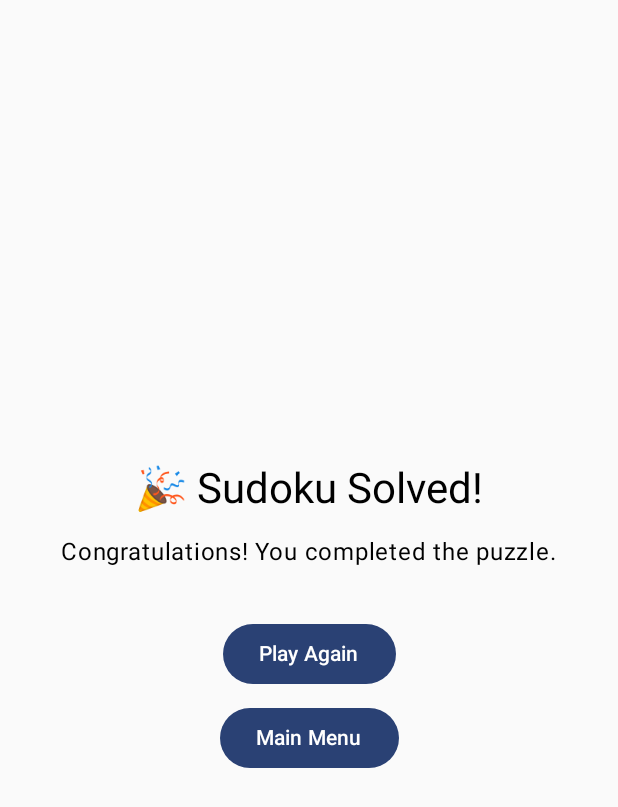
After one commit to kotborisvchemsecret-cpu/Neat_Sudoku, an Android app built with Jetpack Compose: the WinScreen screen opened through its navigation route, on a phone screen of 412 x 824 dp. The commit adds this screen. Shown: the top 807 px of the screen. Run offline under Robolectric (Android 15) with nearby library versions, the phone set to English and light mode, and no system bars.

Commit message:
pencil marks locking digits win screen

```diff
--- a/app/src/main/java/com/example/neatsudoku/domain/model/SudokuCell.kt
+++ b/app/src/main/java/com/example/neatsudoku/domain/model/SudokuCell.kt
@@ -1,10 +1,9 @@
 package com.example.neatsudoku.domain.model
-
-import androidx.compose.material3.FabPosition
 
 data class SudokuCell (
     val value: Int?,
     val isGiven: Boolean,
     val row: Int,
-    val column: Int
+    val column: Int,
+    val pencilMarks: Set<Int> = emptySet()
 )
--- a/app/src/main/java/com/example/neatsudoku/ui/navigation/AppNavigation.kt
+++ b/app/src/main/java/com/example/neatsudoku/ui/navigation/AppNavigation.kt
@@ -7,7 +7,7 @@ import androidx.navigation.compose.composable
 import androidx.navigation.compose.rememberNavController
 import com.example.neatsudoku.ui.screens.game.GameScreen
 import com.example.neatsudoku.ui.screens.settings.SettingsScreen
-
+import com.example.neatsudoku.ui.screens.game.WinScreen
 
 @Composable
 fun AppNavigation() {
@@ -31,10 +31,26 @@ fun AppNavigation() {
             )
         }
         composable(Screen.Game.route) {
-            GameScreen()
+            GameScreen(onWin = {navController.navigate(Screen.Win.route){ launchSingleTop = true} })
         }
         composable(Screen.Settings.route) {
             SettingsScreen()
         }
+        composable(Screen.Win.route) {
+            WinScreen(
+                onPlayAgainClick = {
+                    navController.navigate(Screen.Game.route) {
+                        popUpTo(Screen.MainMenu.route)
+                        launchSingleTop = true
+                    }
+                },
+                onMainMenuClick = {
+                    navController.popBackStack(
+                        Screen.MainMenu.route,
+                        inclusive = false
+                    )
+                }
+            )
+        }
     }
 }
--- a/app/src/main/java/com/example/neatsudoku/ui/navigation/Screen.kt
+++ b/app/src/main/java/com/example/neatsudoku/ui/navigation/Screen.kt
@@ -1,9 +1,8 @@
 package com.example.neatsudoku.ui.navigation
-
-import androidx.compose.ui.text.font.FontVariation
 
 sealed class Screen(val route: String) {
     data object  MainMenu : Screen("main_menu")
     data object Game : Screen("game")
     data object Settings : Screen("settings")
+    data object Win : Screen("win")
 }
--- /dev/null
+++ b/app/src/main/java/com/example/neatsudoku/ui/screens/game/WinScreen.kt
@@ -0,0 +1,50 @@
+
+package com.example.neatsudoku.ui.screens.game
+
+import androidx.compose.foundation.layout.Arrangement
+import androidx.compose.foundation.layout.Column
+import androidx.compose.foundation.layout.Spacer
+import androidx.compose.foundation.layout.fillMaxSize
+import androidx.compose.foundation.layout.height
+import androidx.compose.material3.Button
+import androidx.compose.material3.MaterialTheme
+import androidx.compose.material3.Text
+import androidx.compose.runtime.Composable
+import androidx.compose.ui.Alignment
+import androidx.compose.ui.Modifier
+import androidx.compose.ui.unit.dp
+
+@Composable
+fun WinScreen(
+    onPlayAgainClick: () -> Unit,
+    onMainMenuClick: () -> Unit
+) {
+    Column(
+        modifier = Modifier.fillMaxSize(),
+        horizontalAlignment = Alignment.CenterHorizontally,
+        verticalArrangement = Arrangement.Center
+    ) {
+        Text(
+            text = "🎉 Sudoku Solved!",
+            style = MaterialTheme.typography.headlineMedium
+        )
+
+        Spacer(modifier = Modifier.height(12.dp))
+
+        Text(
+            text = "Congratulations! You completed the puzzle."
+        )
+
+        Spacer(modifier = Modifier.height(32.dp))
+
+        Button(onClick = onPlayAgainClick) {
+            Text("Play Again")
+        }
+
+        Spacer(modifier = Modifier.height(8.dp))
+
+        Button(onClick = onMainMenuClick) {
+            Text("Main Menu")
+        }
+    }
+}
--- a/app/src/main/java/com/example/neatsudoku/ui/viewmodel/GameUiState.kt
+++ b/app/src/main/java/com/example/neatsudoku/ui/viewmodel/GameUiState.kt
@@ -4,7 +4,9 @@ import com.example.neatsudoku.domain.model.SudokuGame
 
 data class GameUiState (
     val game: SudokuGame? = null,
+    val isWon: Boolean = false,
     val selectedRow: Int? = null,
     val selectedColumn: Int? = null,
-    val incorrectCells: Set<Pair<Int, Int>> = emptySet()
+    val incorrectCells: Set<Pair<Int, Int>> = emptySet(),
+    val isPencilMode: Boolean = false
 )
```
Also changed, not shown: app/src/main/java/com/example/neatsudoku/ui/screens/game/GameScreen.kt (+142 -50 lines), app/src/main/java/com/example/neatsudoku/ui/viewmodel/GameViewModel.kt (+68 -14 lines).
